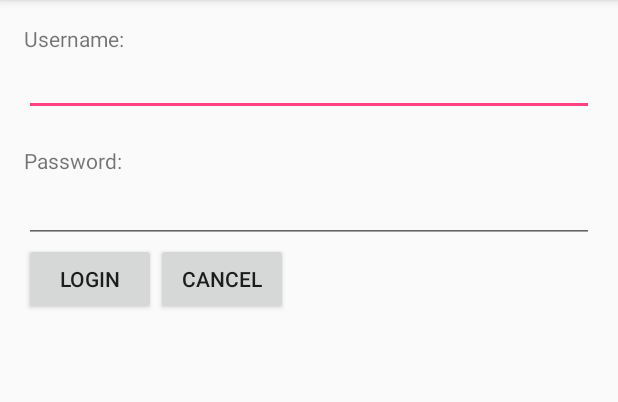
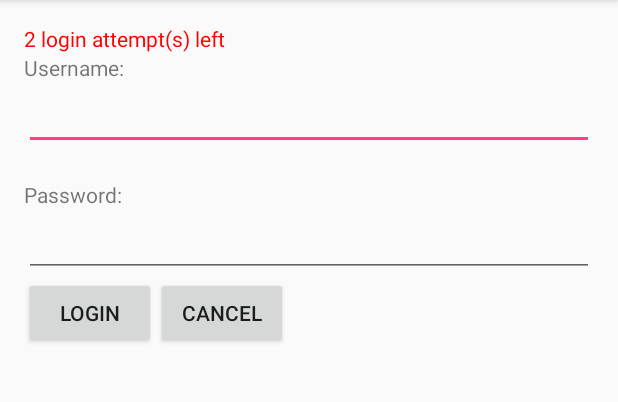
Before and after one commit to barrage125/Team-Waterworks, an Android app: the LoginActivity screen opened directly, with no data from a screen before it, after a tap on "LOGIN", on a phone screen of 412 x 824 dp, the part 84-486 px from its top. Run offline under Robolectric (Android 15) with nearby library versions, the phone set to English and light mode, and no system bars.

Commit message:
Added bad login error message

```diff
--- a/app/src/main/java/michal/waterworks/controllers/LoginActivity.java
+++ b/app/src/main/java/michal/waterworks/controllers/LoginActivity.java
@@ -6,6 +6,7 @@ import android.os.Bundle;
 import android.view.View;
 import android.widget.Button;
 import android.widget.EditText;
+import android.widget.TextView;
 import android.widget.Toast;
 
 import michal.waterworks.R;
@@ -14,6 +15,8 @@ public class LoginActivity extends AppCompatActivity {
 
     Button login,cancel;
     EditText pass,user;
+    TextView error;
+    int counter = 3;
 
     @Override
     protected void onCreate(Bundle savedInstanceState) {
@@ -24,6 +27,8 @@ public class LoginActivity extends AppCompatActivity {
         pass = (EditText) findViewById(R.id.password);
         user = (EditText) findViewById(R.id.username);
         cancel = (Button) findViewById(R.id.cancel_button);
+        error = (TextView) findViewById(R.id.error_message);
+        error.setVisibility(View.GONE);
 
         login.setOnClickListener(new View.OnClickListener() {
             @Override
@@ -34,6 +39,14 @@ public class LoginActivity extends AppCompatActivity {
                     startActivity(intent);
                 } else {
                     Toast.makeText(getApplicationContext(), "Wrong Credentials",Toast.LENGTH_SHORT).show();
+
+                    /** Show login attempts left */
+                    error.setVisibility(View.VISIBLE);
+                    counter--;
+                    error.setText(Integer.toString(counter) + " login attempt(s) left");
+                    if (counter == 0) {
+                        login.setEnabled(false);
+                    }
                 }
             }
         });
--- /dev/null
+++ b/app/src/main/java/michal/waterworks/models/AllUsers.java
@@ -0,0 +1,8 @@
+package michal.waterworks.models;
+
+/**
+ * Created by michal on 2/13/17.
+ */
+
+public class AllUsers {
+}
--- a/app/src/main/res/layout/activity_login.xml
+++ b/app/src/main/res/layout/activity_login.xml
@@ -11,15 +11,24 @@
     tools:context="michal.waterworks.controllers.LoginActivity">
 
     <TextView
+        android:id="@+id/error_message"
         android:layout_width="wrap_content"
         android:layout_height="wrap_content"
-        android:text="Username:"/>
+        android:textColor="#F00"
+        android:text=""/>
+
+    <TextView
+        android:id="@+id/username_text"
+        android:layout_width="wrap_content"
+        android:layout_height="wrap_content"
+        android:text="Username:"
+        android:layout_below="@id/error_message"/>
 
     <EditText
         android:id = "@+id/username"
         android:layout_width="match_parent"
         android:layout_height="wrap_content"
-        android:layout_marginTop="16dp" />
+        android:layout_below="@id/username_text"/>
 
     <TextView
         android:id = "@+id/pass_text"
```
